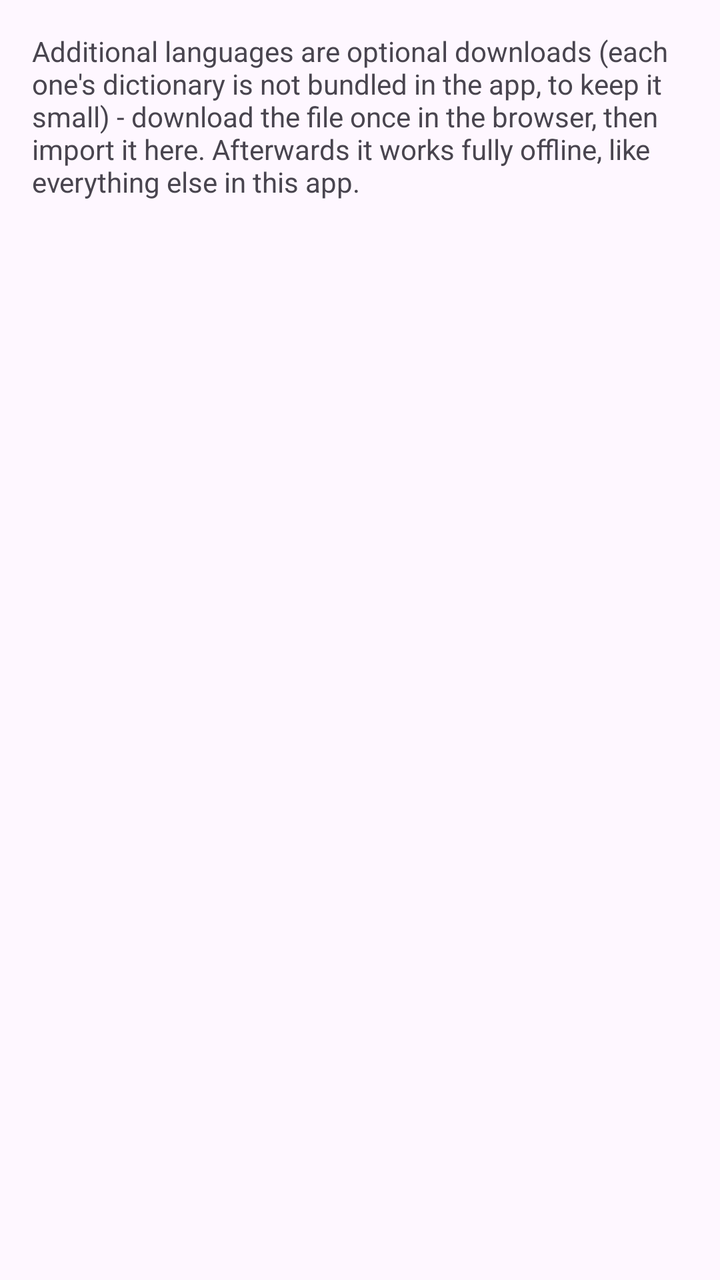
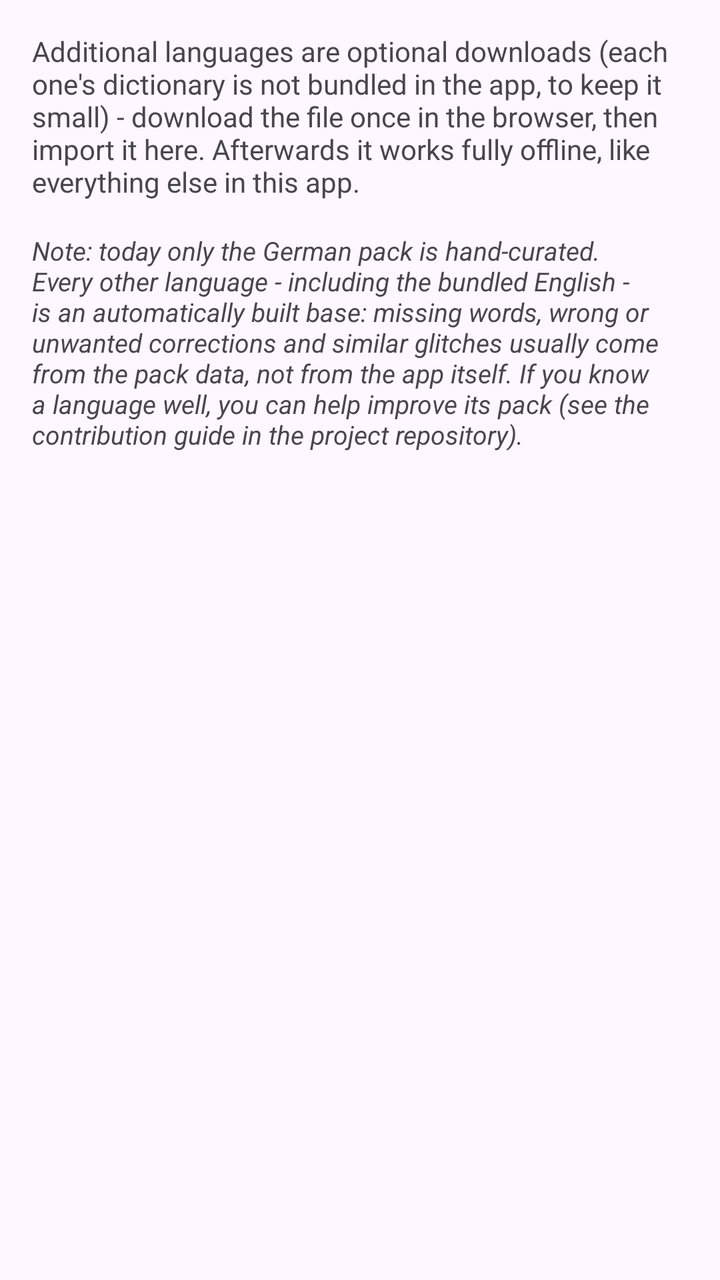

The first picture is an Android layout as it rendered before a commit; the second is the same layout after the commit. The layout source and the unified diff follow.
<!-- AndroidManifest.xml: application theme Theme.AdaptKey -->
<!-- res/layout/activity_language_packs.xml -->
<?xml version="1.0" encoding="utf-8"?>
<ScrollView xmlns:android="http://schemas.android.com/apk/res/android"
    android:id="@+id/language_packs_root"
    android:layout_width="match_parent"
    android:layout_height="match_parent"
    android:padding="16dp">

    <LinearLayout
        android:layout_width="match_parent"
        android:layout_height="wrap_content"
        android:orientation="vertical">

        <TextView
            android:layout_width="match_parent"
            android:layout_height="wrap_content"
            android:text="@string/d280_intro" />

        <LinearLayout
            android:id="@+id/language_packs_container"
            android:layout_width="match_parent"
            android:layout_height="wrap_content"
            android:orientation="vertical" />

    </LinearLayout>

</ScrollView>
<!-- resources referenced by this layout -->
<resources>
  <string name="d280_intro">Additional languages are optional downloads (each one\'s dictionary is not bundled in the app, to keep it small) - download the file once in the browser, then import it here. Afterwards it works fully offline, like everything else in this app.</string>
  <style name="Theme.AdaptKey" parent="Theme.Material3.DayNight.NoActionBar">
          <item name="preferenceTheme">@style/PreferenceThemeOverlay</item>
      </style>
</resources>

<!-- the commit's change to res/layout/activity_language_packs.xml (unified diff, before → after) -->
@@ -15,6 +15,14 @@
             android:layout_height="wrap_content"
             android:text="@string/d280_intro" />
 
+        <TextView
+            android:layout_width="match_parent"
+            android:layout_height="wrap_content"
+            android:layout_marginTop="16dp"
+            android:textSize="13sp"
+            android:textStyle="italic"
+            android:text="@string/d506_pack_base_notice" />
+
         <LinearLayout
             android:id="@+id/language_packs_container"
             android:layout_width="match_parent"
<!-- resource entries referenced after the edit -->
@@ -1,6 +1,7 @@
 <!-- resources referenced by this layout -->
 <resources>
   <string name="d280_intro">Additional languages are optional downloads (each one\'s dictionary is not bundled in the app, to keep it small) - download the file once in the browser, then import it here. Afterwards it works fully offline, like everything else in this app.</string>
+  <string name="d506_pack_base_notice">Note: today only the German pack is hand-curated. Every other language - including the bundled English - is an automatically built base: missing words, wrong or unwanted corrections and similar glitches usually come from the pack data, not from the app itself. If you know a language well, you can help improve its pack (see the contribution guide in the project repository).</string>
   <style name="Theme.AdaptKey" parent="Theme.Material3.DayNight.NoActionBar">
           <item name="preferenceTheme">@style/PreferenceThemeOverlay</item>
       </style>
